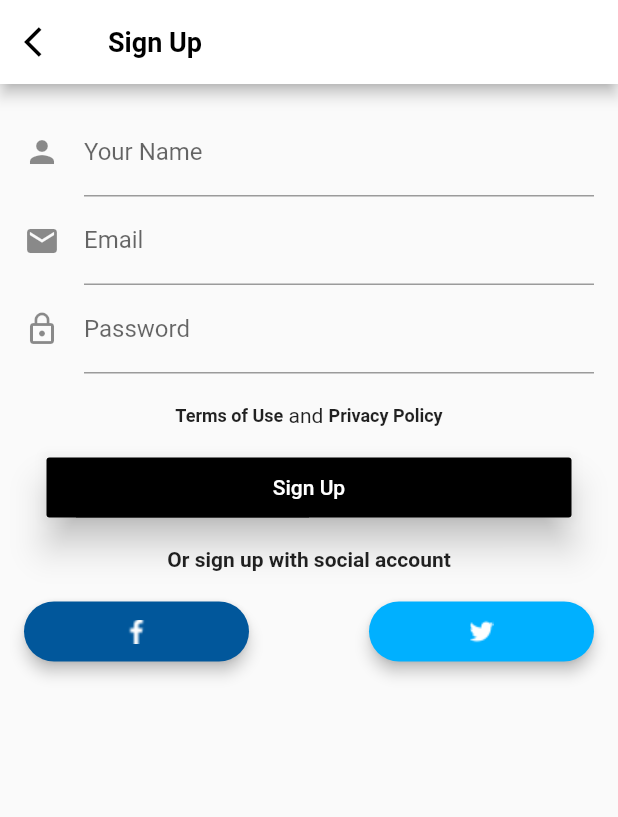
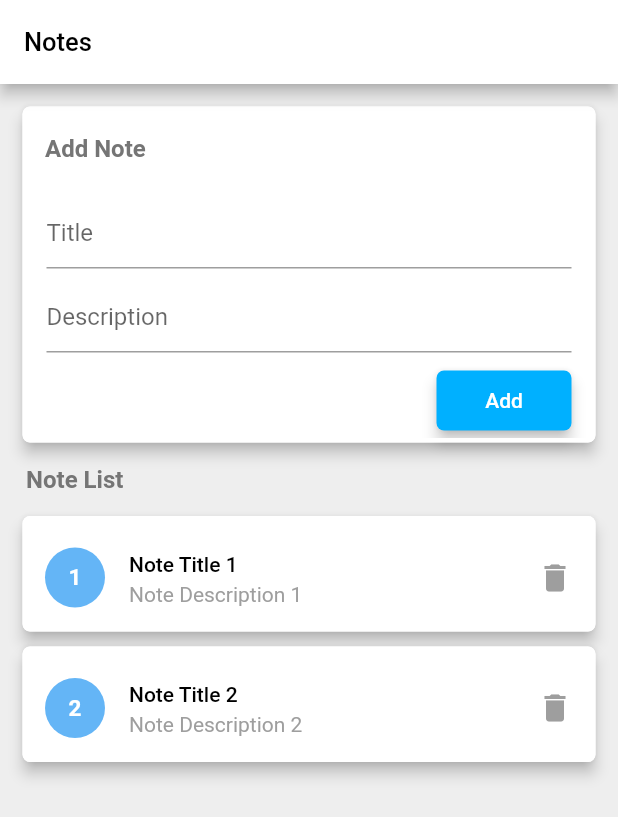
Before and after one commit to TpPrachi/flutter_demo, a Flutter app: the screen it shows after launch, on a phone screen of 412 x 824 dp. Shown: the top 817 px of the screen. Run offline on Flutter 3.47's test engine with Material 2 defaults, Android fonts, the phone set to English and light mode, and no system bars; our stand-ins replace email_validator.

Commit message:
[Feature] List View Static

```diff
--- /dev/null
+++ b/lib/listview.dart
@@ -0,0 +1,208 @@
+import 'package:flutter/material.dart';
+
+class ListViewPage extends StatefulWidget {
+  @override
+  _ListViewPageState createState() => _ListViewPageState();
+}
+
+class _ListViewPageState extends State<ListViewPage> {
+  final formKey = GlobalKey<FormState>();
+  final scaffoldKey = GlobalKey<ScaffoldState>();
+
+  String _name;
+  String _email;
+  String _password;
+
+  // void _submitCommand() {
+  //   final form = formKey.currentState;
+  //   if (form.validate()) {
+  //     form.save();
+  //     // Email & password matched our validation rules
+  //     // and are saved to _name, _email and _password fields.
+  //     _loginCommand();
+  //   }
+  // }
+
+  // void _loginCommand() {
+  //   // This is just a demo, so no actual login here.
+  //   final snackbar = SnackBar(
+  //     content: Text('Name: $_name, Email: $_email, password: $_password'),
+  //   );
+
+  //   scaffoldKey.currentState.showSnackBar(snackbar);
+  // }
+
+  @override
+  Widget build(BuildContext context) {
+    return Scaffold(
+      backgroundColor: Colors.grey[200],
+      resizeToAvoidBottomPadding: false ,
+      key: scaffoldKey,
+      appBar: AppBar(
+        backgroundColor: Colors.white,
+        title: Text('Notes',
+        style: TextStyle( fontWeight: FontWeight.w500, fontSize: 17.0, color: Colors.black )),
+      ),
+      body: SizedBox(
+      child: Column(
+          children: <Widget>[
+            Padding(padding: EdgeInsets.only(top: 15.0)),
+            Card(
+              shape: RoundedRectangleBorder(
+                borderRadius: BorderRadius.circular(5),
+                side: BorderSide(
+                  color: Colors.white,
+                  width: 3.0,
+                ),
+              ),
+              elevation: 4.0,
+              margin: EdgeInsets.only(left: 15.0,right: 15.0),
+              child: Column(
+              children: [
+                Padding(padding: EdgeInsets.only(top: 0)),
+                ListTile(
+                  contentPadding: EdgeInsets.only(top:0, right: 15.0, left: 15.0, bottom: 0),
+                  title: Align(
+                    alignment: Alignment.topLeft,
+                    child: Text(
+                      "Add Note",
+                      style: TextStyle(color: Colors.grey[600], fontWeight: FontWeight.w600, fontSize: 16.0),
+                    ),
+                  ),
+                 ),
+                 ListTile(
+                      title: new TextField(
+                      decoration: new InputDecoration(
+                      hintText: "Title",
+                   ),
+                  ),
+                 ),
+                 ListTile(
+                      title: new TextField(
+                      decoration: new InputDecoration(
+                      hintText: "Description",
+                   ),
+                  ),
+                 ),
+                 ListTile(
+                  trailing: Container(
+                          width: 90.0,
+                          height: 40.0,
+                          child: RaisedButton(
+                            elevation: 4.0,
+                            padding: const EdgeInsets.all(10.0),
+                            shape: RoundedRectangleBorder(borderRadius: BorderRadius.circular(5)),
+                            onPressed: () {},
+                            child: Text("Add"),
+                            textColor: Colors.white,
+                            color: Colors.lightBlueAccent[400]
+                        )
+                  ),
+                 ),
+                ],
+              ),
+            ),
+            Padding(padding: EdgeInsets.only(top: 15.0)),
+            Align(
+                alignment: Alignment(-0.9, 0),
+                child: Text("Note List", style: TextStyle(color: Colors.grey[600],
+                fontWeight: FontWeight.bold, fontSize: 16.0 )),
+            ),
+            Padding(padding: EdgeInsets.only(top: 15.0)),
+            Card(
+              shape: RoundedRectangleBorder(
+                borderRadius: BorderRadius.circular(5),
+                side: BorderSide(
+                  color: Colors.white,
+                  width: 3.0,
+                ),
+              ),
+              elevation: 4.0,
+              margin: EdgeInsets.only(left: 15.0,right: 15.0),
+              child: Column(
+              children: [
+                Padding(padding: EdgeInsets.only(top: 5.0)),
+                ListTile(
+                  contentPadding: EdgeInsets.only(top:0, right: 15.0, left: 15.0, bottom: 0),
+                  leading: Container(
+                    // padding: EdgeInsets.only(right: 5.0),
+                    height: 40.0,
+                    width: 40.0,
+                    decoration: new BoxDecoration(
+                          color: Colors.blue[300],
+                          shape: BoxShape.circle,
+                        ),
+                    child: Align(
+                        alignment: Alignment.center,
+                        child: Text("1", style: TextStyle(color: Colors.white,
+                        fontWeight: FontWeight.bold, fontSize: 15.0 )),
+                    )
+                    // Text("1", style: TextStyle(color: Colors.white, fontSize: 10.0 ))
+                  ),
+                  title: Text(
+                    "Note Title 1",
+                    style: TextStyle(color: Colors.black, fontWeight: FontWeight.w500, fontSize: 14.0),
+                  ),
+                  subtitle: Row(
+                    children: <Widget>[
+                      Text("Note Description 1", style: TextStyle(color: Colors.grey, fontSize: 14.0))
+                    ],
+                  ),
+                  trailing:
+                    Icon(Icons.delete, color: Colors.grey)
+                    ),
+                  ],
+                ),
+              ),
+            Padding(padding: EdgeInsets.only(top: 10.0)),
+            Card(
+              shape: RoundedRectangleBorder(
+                borderRadius: BorderRadius.circular(5),
+                side: BorderSide(
+                  color: Colors.white,
+                  width: 3.0,
+                ),
+              ),
+              elevation: 4.0,
+              margin: EdgeInsets.only(left: 15.0,right: 15.0),
+              child: Column(
+              children: [
+                Padding(padding: EdgeInsets.only(top: 5.0)),
+                ListTile(
+                  // contentPadding: EdgeInsets.symmetric(horizontal: 15.0, vertical: 15.0),
+                  contentPadding: EdgeInsets.only(top:0, right: 15.0, left: 15.0, bottom: 0),
+                  leading: Container(
+                    // padding: EdgeInsets.only(right: 5.0),
+                    height: 40.0,
+                    width: 40.0,
+                    decoration: new BoxDecoration(
+                          color: Colors.blue[300],
+                          shape: BoxShape.circle,
+                        ),
+                    child: Align(
+                        alignment: Alignment.center,
+                        child: Text("2", style: TextStyle(color: Colors.white,
+                        fontWeight: FontWeight.bold, fontSize: 15.0 )),
+                    )
+                  ),
+                  title: Text(
+                    "Note Title 2",
+                    style: TextStyle(color: Colors.black, fontWeight: FontWeight.w500, fontSize: 14.0),
+                  ),
+                  subtitle: Row(
+                    children: <Widget>[
+                      Text("Note Description 2", style: TextStyle(color: Colors.grey, fontSize: 14.0))
+                    ],
+                  ),
+                  trailing:
+                    Icon(Icons.delete, color: Colors.grey)),
+                    // Divider(),
+                  ],
+                ),
+              ),
+          ],
+        )
+      )
+    );
+  }
+}
--- a/lib/main.dart
+++ b/lib/main.dart
@@ -1,5 +1,6 @@
 import 'package:flutter/material.dart';
-import 'package:flutter_demo/login.dart';
+// import 'package:flutter_demo/login.dart';
+import 'package:flutter_demo/listview.dart';
 
 void main() => runApp(MyApp());
 
@@ -13,7 +14,8 @@ class MyApp extends StatelessWidget {
         // primaryColor: Colors.white,
         primarySwatch: Colors.blue,
       ),
-      home: LoginPage(),
+      // home: LoginPage(),
+      home: ListViewPage(),
       debugShowCheckedModeBanner: false
     );
   }
```
